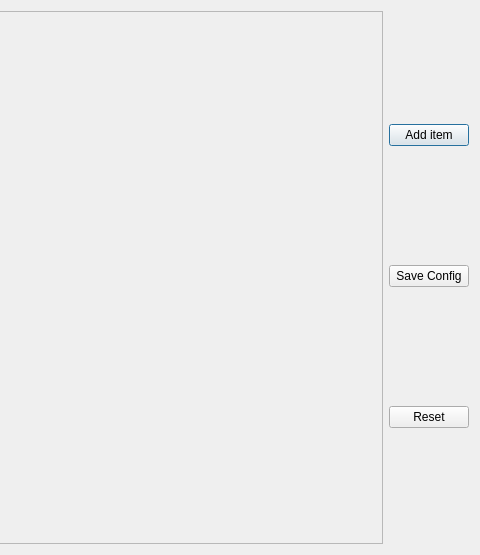
Above: dashboard.ui from Specter-13/icp-mqtt-project before the change; both pictures show x 494 to 974 and y 0 to 555 of the 974 by 555 pixel window. Below: the same form after it.
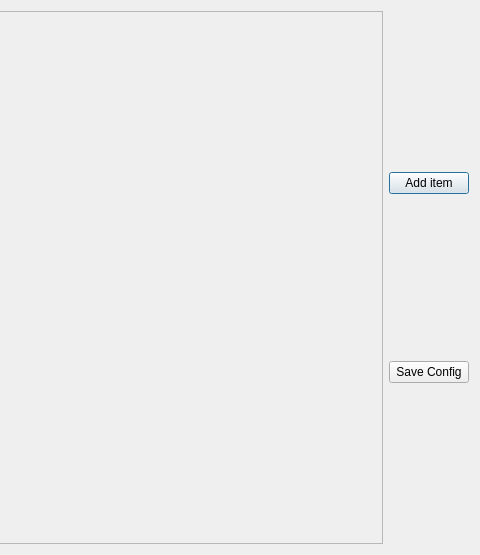
That is the form after the change.

Commit message: remove reset button

```diff
--- a/dashboard.ui
+++ b/dashboard.ui
@@ -60,13 +60,6 @@
          </property>
         </widget>
        </item>
-       <item>
-        <widget class="QPushButton" name="resetButton">
-         <property name="text">
-          <string>Reset</string>
-         </property>
-        </widget>
-       </item>
       </layout>
      </item>
     </layout>
```
